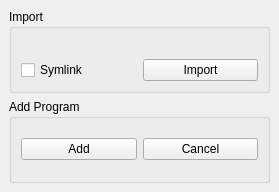
mgottschlag/kwin-tiling, file kcontrol/autostart/addDialog.ui: the form before one commit.
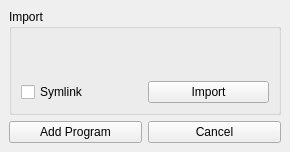
The form after the commit. Custom widgets are drawn as their Qt base class.

Commit message: Fix lisense address/Add lisense where missing. GUI: Remove the group box around 'Add' and 'Cancel' and rename 'Add' to 'Add Program' to avoid confusion.

What changed in the file:
```diff
--- a/kcontrol/autostart/addDialog.ui
+++ b/kcontrol/autostart/addDialog.ui
@@ -5,8 +5,8 @@
    <rect>
     <x>0</x>
     <y>0</y>
-    <width>279</width>
-    <height>192</height>
+    <width>290</width>
+    <height>152</height>
    </rect>
   </property>
   <property name="windowTitle" >
@@ -19,7 +19,21 @@
    <property name="spacing" >
     <number>6</number>
    </property>
-   <item row="0" column="0" >
+   <item row="1" column="1" >
+    <widget class="QPushButton" name="btnCancel" >
+     <property name="text" >
+      <string>Cancel</string>
+     </property>
+    </widget>
+   </item>
+   <item row="1" column="0" >
+    <widget class="QPushButton" name="btnAdd" >
+     <property name="text" >
+      <string>Add Program</string>
+     </property>
+    </widget>
+   </item>
+   <item row="0" column="0" colspan="2" >
     <widget class="QGroupBox" name="groupBox" >
      <property name="title" >
       <string>Import</string>
@@ -63,35 +77,6 @@
      </layout>
     </widget>
    </item>
-   <item row="1" column="0" >
-    <widget class="QGroupBox" name="groupBox_2" >
-     <property name="title" >
-      <string>Add Program</string>
-     </property>
-     <layout class="QGridLayout" >
-      <property name="margin" >
-       <number>9</number>
-      </property>
-      <property name="spacing" >
-       <number>6</number>
-      </property>
-      <item row="0" column="1" >
-       <widget class="QPushButton" name="btnCancel" >
-        <property name="text" >
-         <string>Cancel</string>
-        </property>
-       </widget>
-      </item>
-      <item row="0" column="0" >
-       <widget class="QPushButton" name="btnAdd" >
-        <property name="text" >
-         <string>Add</string>
-        </property>
-       </widget>
-      </item>
-     </layout>
-    </widget>
-   </item>
   </layout>
  </widget>
  <customwidgets>
```
The commit also changes 4 other files.
